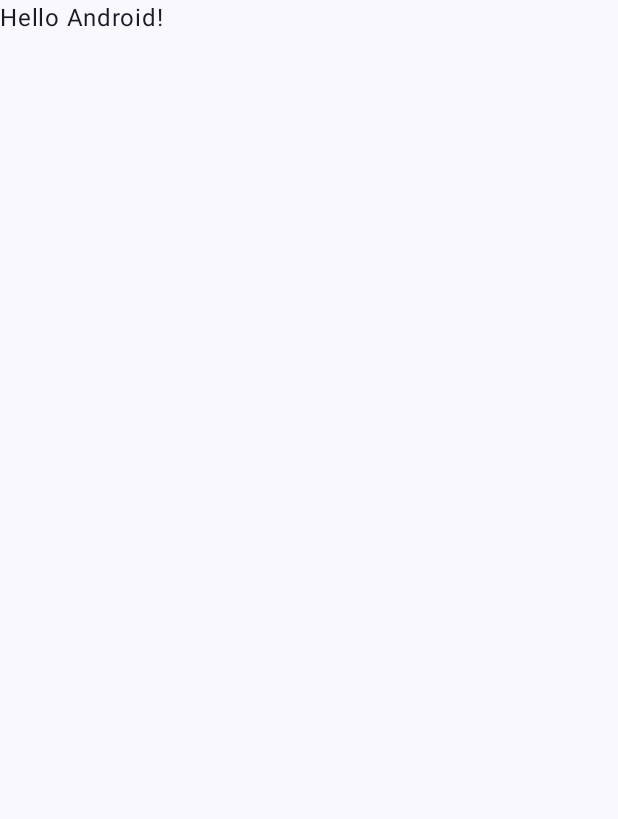
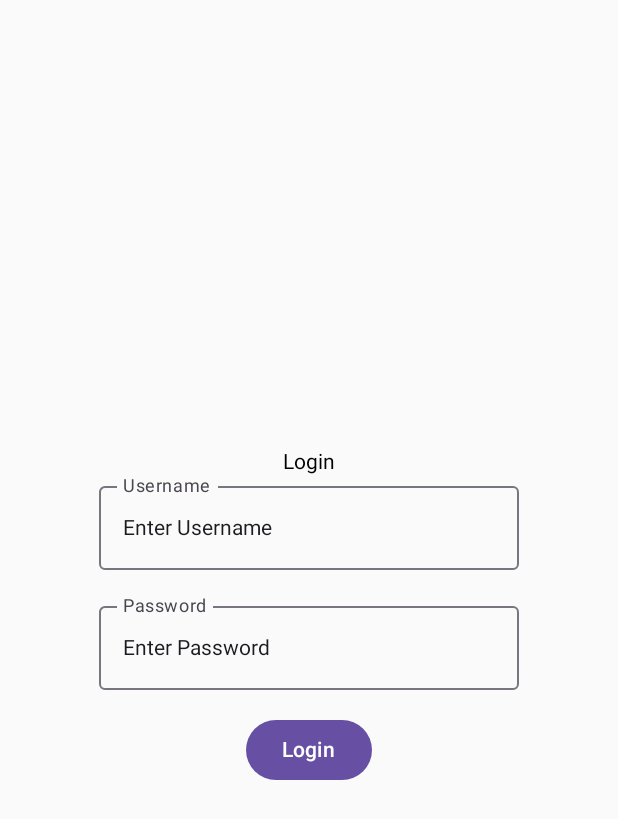
Before and after one commit to srahman30351/The-Mad-Project, an Android app built with Jetpack Compose: the screen it shows after launch (MainActivity), on a phone screen of 412 x 824 dp. Before the commit the part shown is almost empty. Shown: the top 819 px of the screen. Run offline under Robolectric (Android 15) with nearby library versions, the phone set to English and light mode, and no system bars.

Commit message:
Squashed commit of the following:
commit bcba019ccf34f4a7249500a0d3c71d709667f6c6
Author: srahman30351 <safwanrahman107@gmail.com>
Date:   Fri Feb 28 18:23:45 2025 +0000

    UI for login and home screen

commit 13292f018e19d524998b3e3d7a2bfb2a17217dc1
Author: srahman30351 <safwanrahman107@gmail.com>
Date:   Fri Feb 21 13:45:54 2025 +0000

    Added starter navigation for the screen home, user and settings

```diff
--- a/app/build.gradle.kts
+++ b/app/build.gradle.kts
@@ -63,4 +63,6 @@
     androidTestImplementation(libs.androidx.ui.test.junit4)
     debugImplementation(libs.androidx.ui.tooling)
     debugImplementation(libs.androidx.ui.test.manifest)
+    val nav_version = "2.8.7"
+    implementation("androidx.navigation:navigation-compose:$nav_version")
 }
--- /dev/null
+++ b/app/src/main/java/com/example/myapplication/LoginScreen.kt
@@ -0,0 +1,53 @@
+package com.example.myapplication
+import androidx.compose.foundation.layout.Arrangement
+import androidx.compose.foundation.layout.Column
+import androidx.compose.foundation.layout.Spacer
+import androidx.compose.foundation.layout.fillMaxSize
+import androidx.compose.foundation.layout.height
+import androidx.compose.material3.Button
+import androidx.compose.material3.OutlinedTextField
+import androidx.compose.material3.Text
+import androidx.compose.material3.TextField
+import androidx.compose.runtime.Composable
+import androidx.compose.runtime.getValue
+import androidx.compose.runtime.mutableStateOf
+import androidx.compose.runtime.remember
+import androidx.compose.runtime.setValue
+import androidx.compose.ui.Alignment
+import androidx.compose.ui.Modifier
+import androidx.compose.ui.unit.dp
+import androidx.navigation.NavController
+
+@Composable
+fun LoginScreen(navController: NavController){
+    var text by remember { mutableStateOf("Enter Username") }
+    var text2 by remember { mutableStateOf("Enter Password") }
+    Column(
+        Modifier.fillMaxSize(),
+        horizontalAlignment = Alignment.CenterHorizontally,
+        verticalArrangement = Arrangement.Center
+    ) {
+        Text(text = "Login")
+        OutlinedTextField(
+            value = text,
+            onValueChange = { text = it },
+            label = { Text("Username") }
+        )
+        Spacer(modifier = Modifier.height(16.dp) )
+        OutlinedTextField(
+                value = text2,
+        onValueChange = { text2 = it },
+        label = { Text("Password") }
+        )
+        Spacer(modifier = Modifier.height(16.dp) )
+
+        Button(onClick = {
+            navController.navigate("home_screen")
+        }) {
+            Text(text = "Login")
+        }
+
+
+    }
+
+}
--- a/app/src/main/java/com/example/myapplication/MainActivity.kt
+++ b/app/src/main/java/com/example/myapplication/MainActivity.kt
@@ -11,6 +11,9 @@
 import androidx.compose.runtime.Composable
 import androidx.compose.ui.Modifier
 import androidx.compose.ui.tooling.preview.Preview
+import androidx.navigation.compose.NavHost
+import androidx.navigation.compose.composable
+import androidx.navigation.compose.rememberNavController
 import com.example.myapplication.ui.theme.MyApplicationTheme
 
 class MainActivity : ComponentActivity() {
@@ -18,30 +21,25 @@
         super.onCreate(savedInstanceState)
         enableEdgeToEdge()
         setContent {
-            MyApplicationTheme {
-                Scaffold(modifier = Modifier.fillMaxSize()) { innerPadding ->
-                    Greeting(
-                        name = "Android",
-                        modifier = Modifier.padding(innerPadding)
-                    )
+            val navController = rememberNavController()
+            NavHost(navController = navController, startDestination = "login_screen", builder={
+                composable("home_screen",)
+                {
+                    HomeScreen(navController)
                 }
-            }
-        }
+                composable("user_screen",)
+                {
+                    UserScreen(navController)
+                }
+                composable("settings_screen",)
+                {
+                    SettingsScreen(navController)
+                }
+                composable("login_screen",)
+                {
+                    LoginScreen(navController)
+                }
+
+            })        }
     }
 }
-
-@Composable
-fun Greeting(name: String, modifier: Modifier = Modifier) {
-    Text(
-        text = "Hello $name!",
-        modifier = modifier
-    )
-}
-
-@Preview(showBackground = true)
-@Composable
-fun GreetingPreview() {
-    MyApplicationTheme {
-        Greeting("Android")
-    }
-}
```
Also changed, not shown: app/src/main/java/com/example/myapplication/HomeScreen.kt (added, +87 -0 lines), app/src/main/java/com/example/myapplication/SettingsScreen.kt (added, +28 -0 lines), app/src/main/java/com/example/myapplication/UserScreen.kt (added, +26 -0 lines), app/src/main/res/layout/activity_main.xml (added, +42 -0 lines), app/src/main/res/drawable/ic_background.jpg (added).
